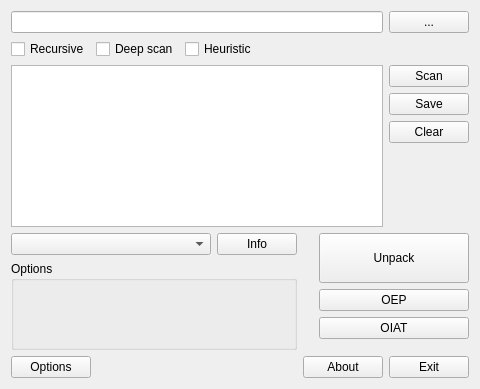
Above: gui_source/guimainwindow.ui from horsicq/XVedogon before the change. Below: the same form after it.
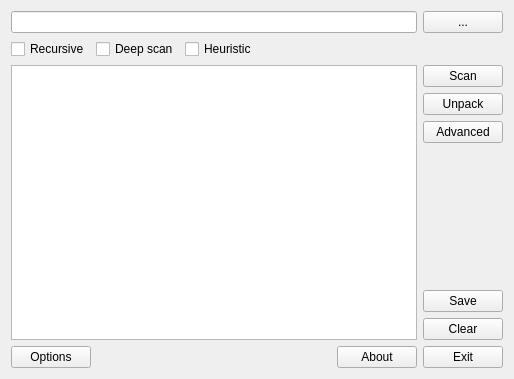
That is the form after the change.

```diff
--- a/gui_source/guimainwindow.ui
+++ b/gui_source/guimainwindow.ui
@@ -6,8 +6,8 @@
    <rect>
     <x>0</x>
     <y>0</y>
-    <width>480</width>
-    <height>389</height>
+    <width>514</width>
+    <height>379</height>
    </rect>
   </property>
   <property name="windowTitle">
@@ -98,6 +98,33 @@
           </property>
          </widget>
         </item>
+        <item>
+         <widget class="QPushButton" name="pushButtonUnpack">
+          <property name="text">
+           <string>Unpack</string>
+          </property>
+         </widget>
+        </item>
+        <item>
+         <widget class="QPushButton" name="pushButtonAdvanced">
+          <property name="text">
+           <string>Advanced</string>
+          </property>
+         </widget>
+        </item>
+        <item>
+         <spacer name="verticalSpacer">
+          <property name="orientation">
+           <enum>Qt::Vertical</enum>
+          </property>
+          <property name="sizeHint" stdset="0">
+           <size>
+            <width>20</width>
+            <height>40</height>
+           </size>
+          </property>
+         </spacer>
+        </item>
         <item>
          <widget class="QPushButton" name="pushButtonSave">
           <property name="text">
@@ -111,118 +138,6 @@
            <string>Clear</string>
           </property>
          </widget>
-        </item>
-        <item>
-         <spacer name="verticalSpacer">
-          <property name="orientation">
-           <enum>Qt::Vertical</enum>
-          </property>
-          <property name="sizeHint" stdset="0">
-           <size>
-            <width>20</width>
-            <height>40</height>
-           </size>
-          </property>
-         </spacer>
-        </item>
-       </layout>
-      </item>
-     </layout>
-    </item>
-    <item>
-     <layout class="QHBoxLayout" name="horizontalLayout_4">
-      <item>
-       <layout class="QVBoxLayout" name="verticalLayout_2">
-        <item>
-         <layout class="QHBoxLayout" name="horizontalLayout_5">
-          <item>
-           <widget class="QComboBox" name="comboBoxMethod">
-            <property name="minimumSize">
-             <size>
-              <width>200</width>
-              <height>0</height>
-             </size>
-            </property>
-           </widget>
-          </item>
-          <item>
-           <widget class="QPushButton" name="pushButtonInfo">
-            <property name="text">
-             <string>Info</string>
-            </property>
-           </widget>
-          </item>
-         </layout>
-        </item>
-        <item>
-         <widget class="QGroupBox" name="groupBoxOptions">
-          <property name="sizePolicy">
-           <sizepolicy hsizetype="Preferred" vsizetype="Expanding">
-            <horstretch>0</horstretch>
-            <verstretch>0</verstretch>
-           </sizepolicy>
-          </property>
-          <property name="title">
-           <string>Options</string>
-          </property>
-         </widget>
-        </item>
-       </layout>
-      </item>
-      <item>
-       <spacer name="horizontalSpacer_3">
-        <property name="orientation">
-         <enum>Qt::Horizontal</enum>
-        </property>
-        <property name="sizeHint" stdset="0">
-         <size>
-          <width>40</width>
-          <height>20</height>
-         </size>
-        </property>
-       </spacer>
-      </item>
-      <item>
-       <layout class="QVBoxLayout" name="verticalLayout_3">
-        <item>
-         <widget class="QPushButton" name="pushButtonUnpack">
-          <property name="minimumSize">
-           <size>
-            <width>150</width>
-            <height>50</height>
-           </size>
-          </property>
-          <property name="text">
-           <string>Unpack</string>
-          </property>
-         </widget>
-        </item>
-        <item>
-         <widget class="QPushButton" name="pushButtonOEP">
-          <property name="text">
-           <string notr="true">OEP</string>
-          </property>
-         </widget>
-        </item>
-        <item>
-         <widget class="QPushButton" name="pushButtonOIAT">
-          <property name="text">
-           <string notr="true">OIAT</string>
-          </property>
-         </widget>
-        </item>
-        <item>
-         <spacer name="verticalSpacer_2">
-          <property name="orientation">
-           <enum>Qt::Vertical</enum>
-          </property>
-          <property name="sizeHint" stdset="0">
-           <size>
-            <width>20</width>
-            <height>40</height>
-           </size>
-          </property>
-         </spacer>
         </item>
        </layout>
       </item>
```
